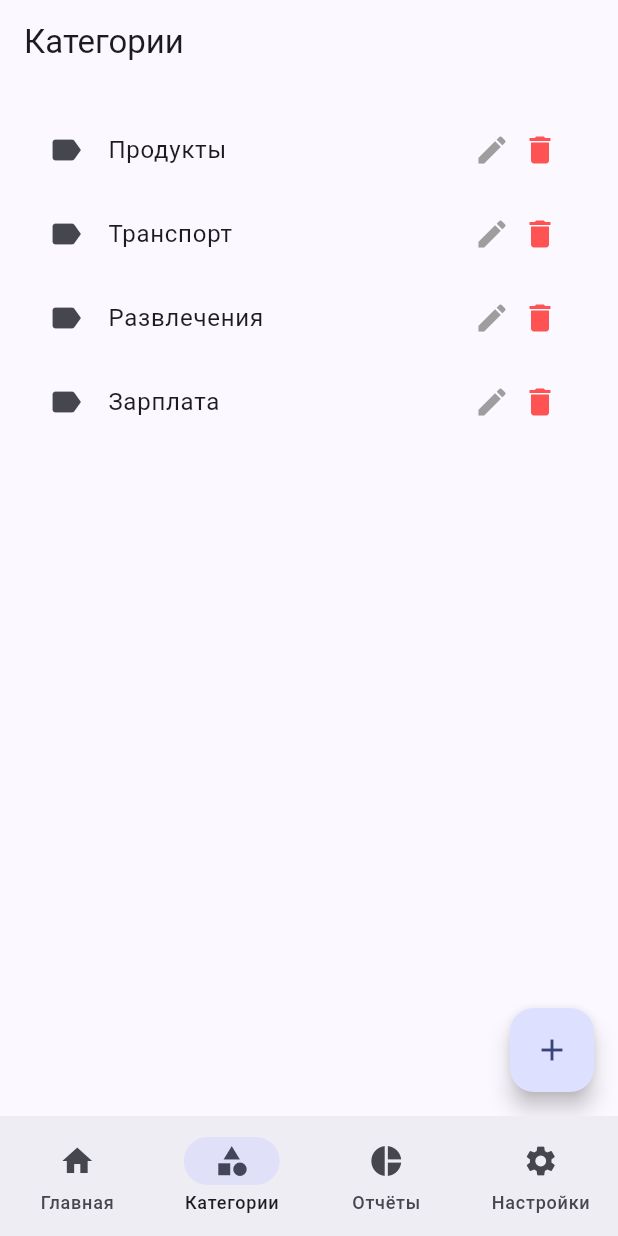
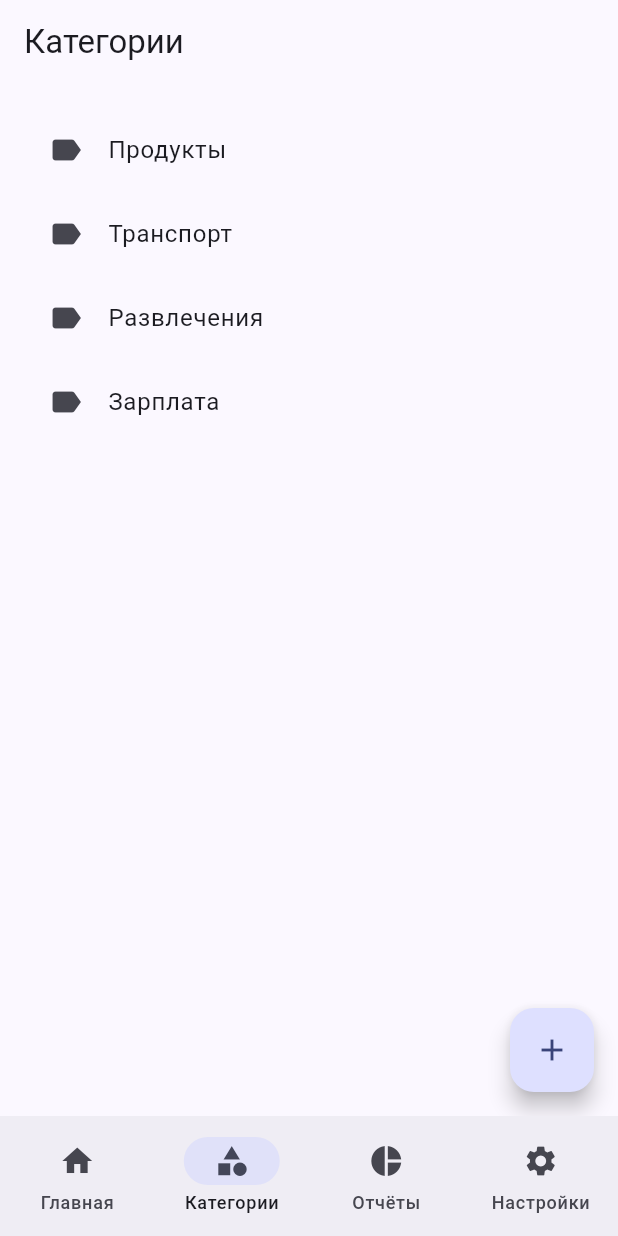
Before and after one commit to Dev-saint/FinliteApp, a Flutter app: the screen it shows after launch, item 2 of the bottom bar chosen, on a phone screen of 412 x 824 dp. Run offline on Flutter 3.47's test engine with Material 3 defaults, Android fonts, the phone set to English and light mode, and no system bars.

Commit message:
Prevent editing/removing default categories

```diff
--- a/lib/screens/categories_screen.dart
+++ b/lib/screens/categories_screen.dart
@@ -18,10 +18,10 @@ class CategoriesScreen extends StatelessWidget {
       body: ListView(
         padding: const EdgeInsets.all(16),
         children: const [
-          CategoryTile(name: 'Продукты'),
-          CategoryTile(name: 'Транспорт'),
-          CategoryTile(name: 'Развлечения'),
-          CategoryTile(name: 'Зарплата'),
+          CategoryTile(name: 'Продукты', isDefault: true),
+          CategoryTile(name: 'Транспорт', isDefault: true),
+          CategoryTile(name: 'Развлечения', isDefault: true),
+          CategoryTile(name: 'Зарплата', isDefault: true),
         ],
       ),
       floatingActionButton: FloatingActionButton(
@@ -34,15 +34,22 @@ class CategoriesScreen extends StatelessWidget {
 
 class CategoryTile extends StatelessWidget {
   final String name;
+  final bool isDefault;
 
-  const CategoryTile({super.key, required this.name});
+  const CategoryTile({
+    super.key,
+    required this.name,
+    this.isDefault = false,
+  });
 
   @override
   Widget build(BuildContext context) {
     return ListTile(
       leading: const Icon(Icons.label),
       title: Text(name),
-      trailing: Wrap(
+      trailing: isDefault
+          ? null
+          : Wrap(
               spacing: 8,
               children: const [
                 Icon(Icons.edit, color: Colors.grey),
```
Lines whose indentation alone changed are shown as unchanged.
